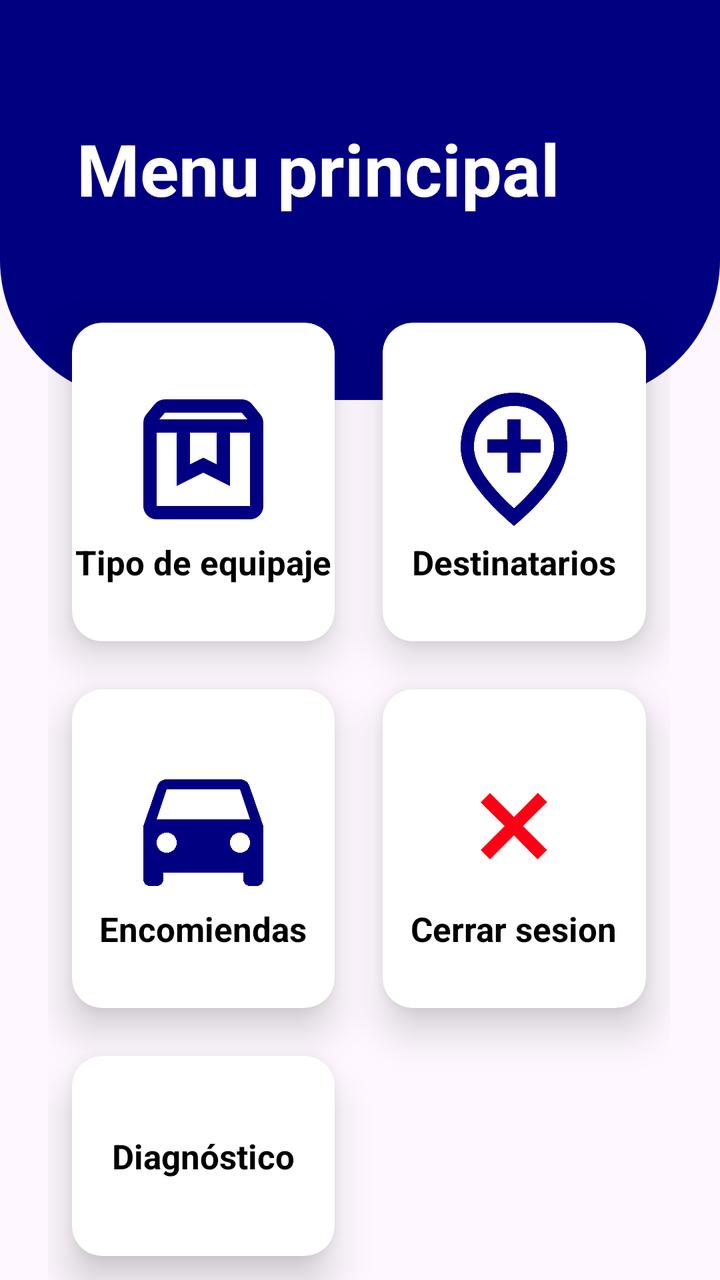
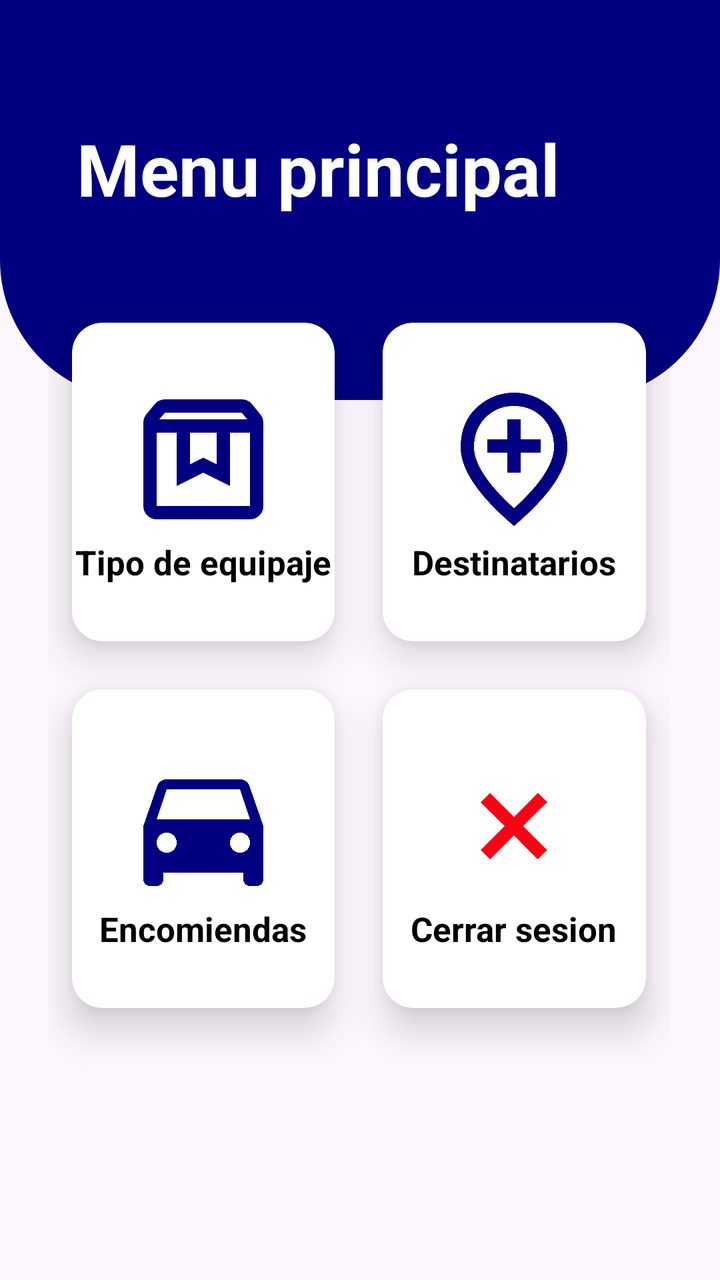

Before-and-after screenshots of an Android layout around one commit, followed by the original layout XML and the change that was made.
<!-- AndroidManifest.xml: application theme Theme.GestionEquipaje -->
<!-- res/layout/activity_menu_principal.xml -->
<?xml version="1.0" encoding="utf-8"?>
<RelativeLayout xmlns:android="http://schemas.android.com/apk/res/android"
    xmlns:app="http://schemas.android.com/apk/res-auto"
    xmlns:tools="http://schemas.android.com/tools"
    android:id="@+id/main"
    android:layout_width="match_parent"
    android:layout_height="match_parent"
    tools:context=".MenuPrincipal">

    <View
        android:id="@+id/view_superior"
        android:layout_width="match_parent"
        android:layout_height="200dp"
        android:background="@drawable/bg_view" />

    <GridLayout
        android:layout_width="match_parent"
        android:layout_height="match_parent"
        android:layout_below="@+id/view_superior"
        android:layout_marginLeft="24dp"
        android:layout_marginTop="-51dp"
        android:layout_marginRight="25dp"
        android:columnCount="2"
        android:rowCount="4">

        <androidx.cardview.widget.CardView
            android:id="@+id/cvTipoEquipaje"
            android:layout_width="0dp"
            android:layout_height="150dp"
            android:layout_row="0"
            android:layout_rowWeight="1"
            android:layout_column="0"
            android:layout_columnWeight="1"
            android:layout_gravity="fill_horizontal"
            android:layout_margin="12dp"
            app:cardCornerRadius="15dp"
            app:cardElevation="12dp">

            <LinearLayout
                android:layout_width="match_parent"
                android:layout_height="match_parent"
                android:gravity="center"
                android:orientation="vertical">

                <ImageView
                    android:layout_width="80dp"
                    android:layout_height="80dp"
                    android:layout_gravity="center_horizontal"
                    android:src="@drawable/icono_tipo_equipaje" />

                <TextView
                    android:layout_width="wrap_content"
                    android:layout_height="wrap_content"
                    android:layout_gravity="center_horizontal"
                    android:text="Tipo de equipaje"
                    android:textColor="@color/black"
                    android:textSize="17sp"
                    android:textStyle="bold" />
            </LinearLayout>
        </androidx.cardview.widget.CardView>

        <androidx.cardview.widget.CardView
            android:id="@+id/cvDestinatario"
            android:layout_width="0dp"
            android:layout_height="84dp"
            android:layout_row="0"
            android:layout_rowWeight="1"
            android:layout_column="1"
            android:layout_columnWeight="1"
            android:layout_gravity="fill_horizontal"
            android:layout_margin="12dp"
            app:cardCornerRadius="15dp"
            app:cardElevation="12dp">

            <LinearLayout
                android:layout_width="match_parent"
                android:layout_height="match_parent"
                android:gravity="center"
                android:orientation="vertical">

                <ImageView
                    android:layout_width="80dp"
                    android:layout_height="80dp"
                    android:layout_gravity="center_horizontal"
                    android:src="@drawable/icono_destinatarios" />

                <TextView
                    android:layout_width="wrap_content"
                    android:layout_height="wrap_content"
                    android:layout_gravity="center_horizontal"
                    android:text="Destinatarios"
                    android:textColor="@color/black"
                    android:textSize="17sp"
                    android:textStyle="bold" />
            </LinearLayout>
        </androidx.cardview.widget.CardView>

        <androidx.cardview.widget.CardView
            android:id="@+id/cvEncomienda"
            android:layout_width="0dp"
            android:layout_height="150dp"
            android:layout_row="1"
            android:layout_rowWeight="1"
            android:layout_column="0"
            android:layout_columnWeight="1"
            android:layout_gravity="fill_horizontal"
            android:layout_margin="12dp"
            app:cardCornerRadius="15dp"
            app:cardElevation="12dp">

            <LinearLayout
                android:layout_width="match_parent"
                android:layout_height="match_parent"
                android:gravity="center"
                android:orientation="vertical">

                <ImageView
                    android:layout_width="80dp"
                    android:layout_height="80dp"
                    android:layout_gravity="center_horizontal"
                    android:src="@drawable/icono_encomiendas" />

                <TextView
                    android:layout_width="wrap_content"
                    android:layout_height="wrap_content"
                    android:layout_gravity="center_horizontal"
                    android:text="Encomiendas"
                    android:textColor="@color/black"
                    android:textSize="17sp"
                    android:textStyle="bold" />
            </LinearLayout>
        </androidx.cardview.widget.CardView>

        <androidx.cardview.widget.CardView
            android:id="@+id/cvCerrarSesion"
            android:layout_width="0dp"
            android:layout_height="46dp"
            android:layout_row="1"
            android:layout_rowWeight="1"
            android:layout_column="1"
            android:layout_columnWeight="1"
            android:layout_gravity="fill_horizontal"
            android:layout_margin="12dp"
            app:cardCornerRadius="15dp"
            app:cardElevation="12dp">

            <LinearLayout
                android:layout_width="match_parent"
                android:layout_height="match_parent"
                android:gravity="center"
                android:orientation="vertical">

                <ImageView
                    android:layout_width="80dp"
                    android:layout_height="80dp"
                    android:layout_gravity="center_horizontal"
                    android:src="@drawable/icono_cerrar" />

                <TextView
                    android:layout_width="wrap_content"
                    android:layout_height="wrap_content"
                    android:layout_gravity="center_horizontal"
                    android:text="Cerrar sesion"
                    android:textColor="@color/black"
                    android:textSize="17sp"
                    android:textStyle="bold" />
            </LinearLayout>
        </androidx.cardview.widget.CardView>

        <androidx.cardview.widget.CardView
            android:id="@+id/cvinvisible"
            android:layout_width="0dp"
            android:layout_height="100dp"
            android:layout_row="2"
            android:layout_column="1"
            android:layout_columnWeight="1"
            android:layout_gravity="fill_horizontal"
            android:layout_margin="12dp"
            android:visibility="invisible"
            app:cardCornerRadius="15dp"
            app:cardElevation="12dp">

            <LinearLayout
                android:layout_width="match_parent"
                android:layout_height="match_parent"
                android:gravity="center"
                android:orientation="vertical">


            </LinearLayout>
        </androidx.cardview.widget.CardView>

        <androidx.cardview.widget.CardView
            android:id="@+id/cvDiagnostico"
            android:layout_width="0dp"
            android:layout_height="100dp"
            android:layout_row="2"
            android:layout_column="0"
            android:layout_columnWeight="1"
            android:layout_gravity="fill_horizontal"
            android:layout_margin="12dp"
            app:cardCornerRadius="15dp"
            app:cardElevation="12dp">

            <TextView
                android:layout_width="match_parent"
                android:layout_height="match_parent"
                android:gravity="center"
                android:text="Diagnóstico"
                android:textColor="@color/black"
                android:textSize="17sp"
                android:textStyle="bold" />
        </androidx.cardview.widget.CardView>

    </GridLayout>

    <TextView
        android:id="@+id/textView"
        android:layout_width="wrap_content"
        android:layout_height="wrap_content"
        android:layout_alignParentEnd="true"
        android:layout_marginTop="60dp"
        android:layout_marginEnd="80dp"
        android:text="Menu principal"
        android:textColor="@color/white"
        android:textSize="36sp"
        android:textStyle="bold" />


</RelativeLayout>
<!-- resources referenced by this layout -->
<resources>
  <color name="black">#FF000000</color>
  <color name="white">#FFFFFFFF</color>
  <!-- drawable bg_view (drawable) -->
  <?xml version="1.0" encoding="utf-8"?>
  <shape xmlns:android="http://schemas.android.com/apk/res/android">
      <corners android:bottomRightRadius="70dp"
          android:bottomLeftRadius="70dp"/>
      <solid android:color="@color/color_primario"/>
  
  </shape>
  <!-- drawable icono_cerrar (drawable) -->
  <vector xmlns:android="http://schemas.android.com/apk/res/android" android:height="24dp" android:tint="#FD0015" android:viewportHeight="960" android:viewportWidth="960" android:width="24dp">
        
      <path android:fillColor="@android:color/white" android:pathData="M336,680L280,624L424,480L280,337L336,281L480,425L623,281L679,337L535,480L679,624L623,680L480,536L336,680Z"/>
      
  </vector>
  <!-- drawable icono_destinatarios (drawable) -->
  <vector xmlns:android="http://schemas.android.com/apk/res/android" android:height="24dp" android:tint="@color/color_primario" android:viewportHeight="960" android:viewportWidth="960" android:width="24dp">
        
      <path android:fillColor="@android:color/white" android:pathData="M440,560L520,560L520,440L640,440L640,360L520,360L520,240L440,240L440,360L320,360L320,440L440,440L440,560ZM480,774Q602,662 661,570.5Q720,479 720,408Q720,299 650.5,229.5Q581,160 480,160Q379,160 309.5,229.5Q240,299 240,408Q240,479 299,570.5Q358,662 480,774ZM480,880Q319,743 239.5,625.5Q160,508 160,408Q160,258 256.5,169Q353,80 480,80Q607,80 703.5,169Q800,258 800,408Q800,508 720.5,625.5Q641,743 480,880ZM480,400Q480,400 480,400Q480,400 480,400Q480,400 480,400Q480,400 480,400Q480,400 480,400Q480,400 480,400Q480,400 480,400Q480,400 480,400Z"/>
      
  </vector>
  <!-- drawable icono_encomiendas (drawable) -->
  <vector xmlns:android="http://schemas.android.com/apk/res/android" android:height="24dp" android:tint="@color/color_primario" android:viewportHeight="24" android:viewportWidth="24" android:width="24dp">
        
      <path android:fillColor="@android:color/white" android:pathData="M18.92,6.01C18.72,5.42 18.16,5 17.5,5h-11c-0.66,0 -1.21,0.42 -1.42,1.01L3,12v8c0,0.55 0.45,1 1,1h1c0.55,0 1,-0.45 1,-1v-1h12v1c0,0.55 0.45,1 1,1h1c0.55,0 1,-0.45 1,-1v-8l-2.08,-5.99zM6.5,16c-0.83,0 -1.5,-0.67 -1.5,-1.5S5.67,13 6.5,13s1.5,0.67 1.5,1.5S7.33,16 6.5,16zM17.5,16c-0.83,0 -1.5,-0.67 -1.5,-1.5s0.67,-1.5 1.5,-1.5 1.5,0.67 1.5,1.5 -0.67,1.5 -1.5,1.5zM5,11l1.5,-4.5h11L19,11L5,11z"/>
      
  </vector>
  <!-- drawable icono_tipo_equipaje (drawable) -->
  <vector xmlns:android="http://schemas.android.com/apk/res/android" android:height="24dp" android:tint="@color/color_primario" android:viewportHeight="960" android:viewportWidth="960" android:width="24dp">
        
      <path android:fillColor="@android:color/white" android:pathData="M200,320L200,760Q200,760 200,760Q200,760 200,760L760,760Q760,760 760,760Q760,760 760,760L760,320L640,320L640,640L480,560L320,640L320,320L200,320ZM200,840Q167,840 143.5,816.5Q120,793 120,760L120,261Q120,247 124.5,234Q129,221 138,210L188,149Q199,135 215.5,127.5Q232,120 250,120L710,120Q728,120 744.5,127.5Q761,135 772,149L822,210Q831,221 835.5,234Q840,247 840,261L840,760Q840,793 816.5,816.5Q793,840 760,840L200,840ZM216,240L744,240L710,200Q710,200 710,200Q710,200 710,200L250,200Q250,200 250,200Q250,200 250,200L216,240ZM400,320L400,510L480,470L560,510L560,320L400,320ZM200,320L320,320L320,320L480,320L640,320L640,320L760,320L760,320Q760,320 760,320Q760,320 760,320L200,320Q200,320 200,320Q200,320 200,320Z"/>
      
  </vector>
  <style name="Theme.GestionEquipaje" parent="Base.Theme.GestionEquipaje" />
  <color name="color_primario">#000080</color>
  <style name="Base.Theme.GestionEquipaje" parent="Theme.Material3.DayNight.NoActionBar">
          
          <item name="colorPrimary">@color/color_primario</item>
          <item name="colorSecondary">@color/color_secundario</item>
      </style>
  <color name="color_secundario">#D48043</color>
</resources>

<!-- the commit's change to res/layout/activity_menu_principal.xml (unified diff, before → after) -->
@@ -188,28 +188,6 @@
 
 
             </LinearLayout>
-        </androidx.cardview.widget.CardView>
-
-        <androidx.cardview.widget.CardView
-            android:id="@+id/cvDiagnostico"
-            android:layout_width="0dp"
-            android:layout_height="100dp"
-            android:layout_row="2"
-            android:layout_column="0"
-            android:layout_columnWeight="1"
-            android:layout_gravity="fill_horizontal"
-            android:layout_margin="12dp"
-            app:cardCornerRadius="15dp"
-            app:cardElevation="12dp">
-
-            <TextView
-                android:layout_width="match_parent"
-                android:layout_height="match_parent"
-                android:gravity="center"
-                android:text="Diagnóstico"
-                android:textColor="@color/black"
-                android:textSize="17sp"
-                android:textStyle="bold" />
         </androidx.cardview.widget.CardView>
 
     </GridLayout>
